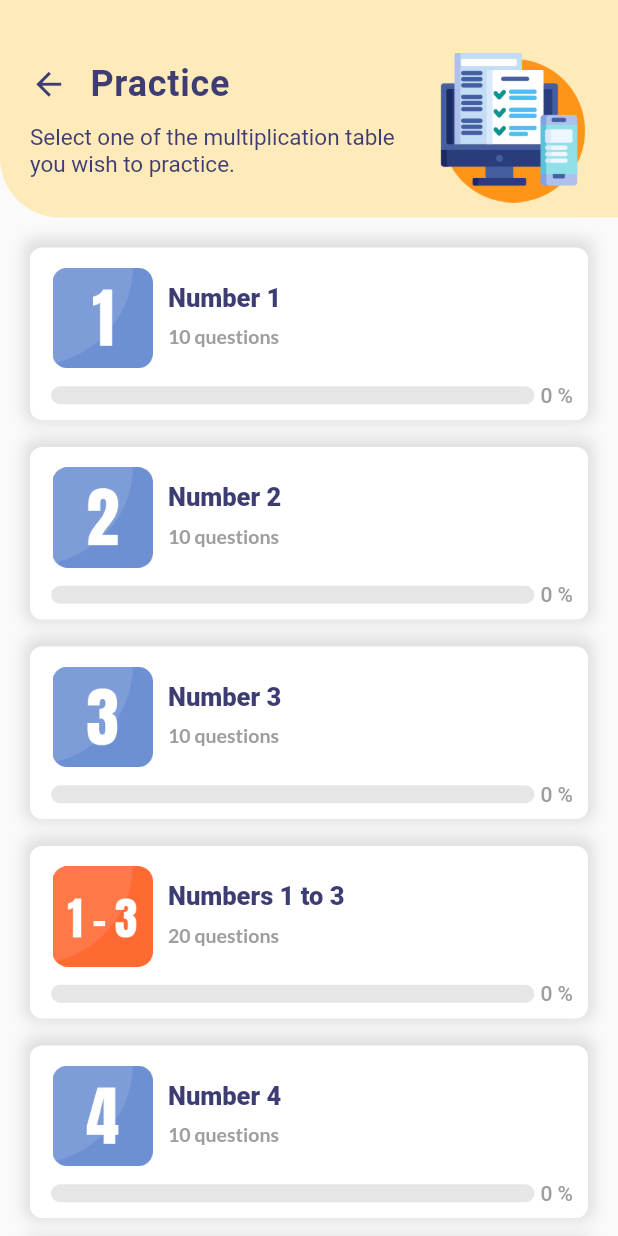
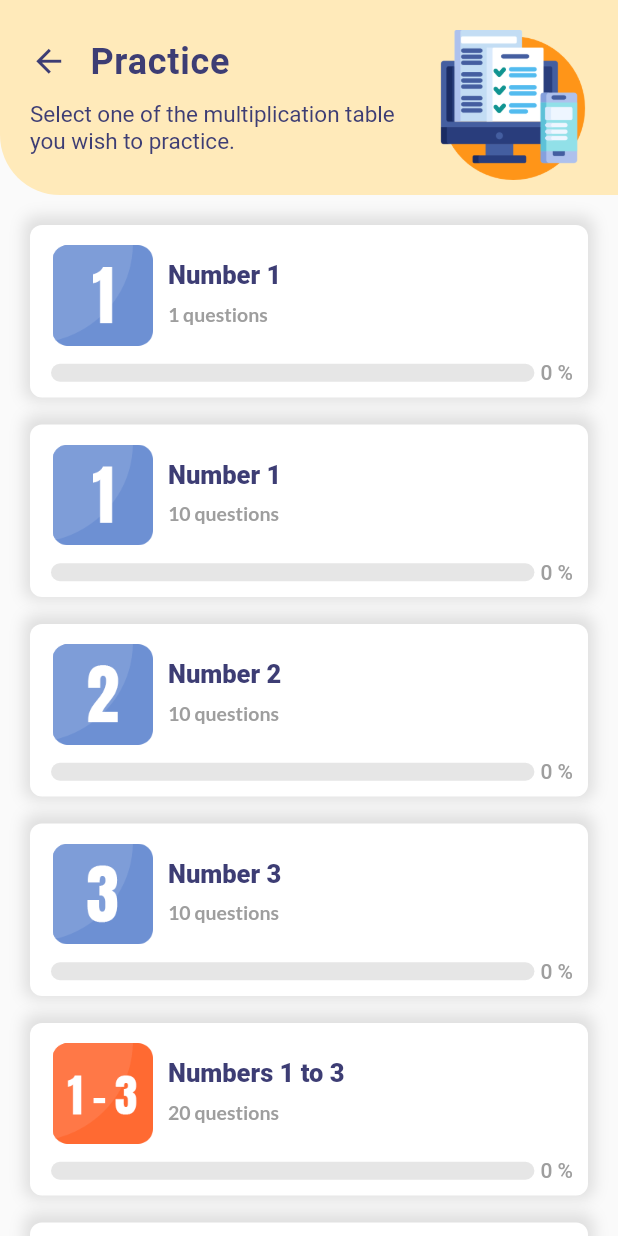
Before and after one commit to olegpixel/multitable, a Flutter app: the PracticeScreen screen opened by its route, on a phone screen of 412 x 824 dp. Run offline on Flutter 3.47's test engine with Material 2 defaults, Android fonts, the phone set to English and light mode, and no system bars; our stand-ins replace fl_chart, google_fonts, hive, hive_flutter, percent_indicator, shared_preferences; accounts and stored records are empty; statements that could not run were skipped.

Commit message:
Responsiveness first steps

```diff
--- a/lib/datastore/test_groups.dart
+++ b/lib/datastore/test_groups.dart
@@ -10,16 +10,16 @@ const PRACTICE_TEST_GROUPS = const [
 //    itemsCount: 10,
 //    isTimed: false,
 //  ),
-//  TestGroup(
-//    id: 'test-practice-1',
-//    title: 'Number 1',
-//    description: '',
-//    problemsClass: [2],
-//    iconImage: 'practice-numbers/one.png',
-//    itemsCount: 1,
-//    isTimed: false,
-//    withVariants: true,
-//  ),
+  TestGroup(
+    id: 'test-practice-1',
+    title: 'Number 1',
+    description: '',
+    problemsClass: [2],
+    iconImage: 'practice-numbers/one.png',
+    itemsCount: 1,
+    isTimed: false,
+    withVariants: true,
+  ),
   TestGroup(
     id: 'practice-1',
     title: 'Number 1',
--- a/lib/main.dart
+++ b/lib/main.dart
@@ -1,4 +1,5 @@
 import 'package:flutter/material.dart';
+import 'package:flutter/services.dart';
 import 'screens/home_screen.dart';
 import 'screens/practice_screen.dart';
 import 'screens/stats_screen.dart';
@@ -20,9 +21,10 @@ import 'package:multitables/datastore/progress_dao.dart';
 import 'package:multitables/screens/answers_list_screen.dart';
 
 void main() async {
+  WidgetsFlutterBinding.ensureInitialized();
   await Hive.initFlutter();
   await Hive.openBox(HIVE_PROGRESS_BOX);
-
+  SystemChrome.setPreferredOrientations([DeviceOrientation.portraitUp, DeviceOrientation.portraitDown]);
   runApp(MyApp());
 }
 
--- a/lib/screens/practice_screen.dart
+++ b/lib/screens/practice_screen.dart
@@ -14,7 +14,10 @@ class PracticeScreen extends StatefulWidget {
 class _PracticeScreenState extends State<PracticeScreen> {
   @override
   Widget build(BuildContext context) {
-    return Scaffold(
+    return Container(
+      color: Color(0xffFFEABA),
+      child: SafeArea(
+        child: Scaffold(
           body: SingleChildScrollView(
             child: Column(
               mainAxisAlignment: MainAxisAlignment.spaceBetween,
@@ -45,6 +48,8 @@ class _PracticeScreenState extends State<PracticeScreen> {
               ],
             ),
           ),
+        ),
+      ),
     );
   }
 }
--- a/lib/widgets/header.dart
+++ b/lib/widgets/header.dart
@@ -21,10 +21,10 @@ class Header extends StatelessWidget {
   @override
   Widget build(BuildContext context) {
     return Container(
-      padding: const EdgeInsets.fromLTRB(20.0, 15.0, 20.0, 0),
+      padding: const EdgeInsets.fromLTRB(20.0, 0.0, 20.0, 0),
       margin: const EdgeInsets.only(bottom: 10.0),
       width: double.infinity,
-      height: 145.0,
+      height: 130.0,
       decoration: BoxDecoration(
         color: Color(bgColor),
         borderRadius: BorderRadius.only(bottomLeft: Radius.circular(40)),
```
Also changed, not shown: assets/lang/ru.json (+5 -5 lines), lib/screens/exam_screen.dart (+6 -1 lines), lib/screens/home_screen.dart (+6 -1 lines), lib/screens/stats_screen.dart (+6 -1 lines), lib/widgets/main_header.dart (+25 -13 lines). Lines whose indentation alone changed are shown as unchanged.
